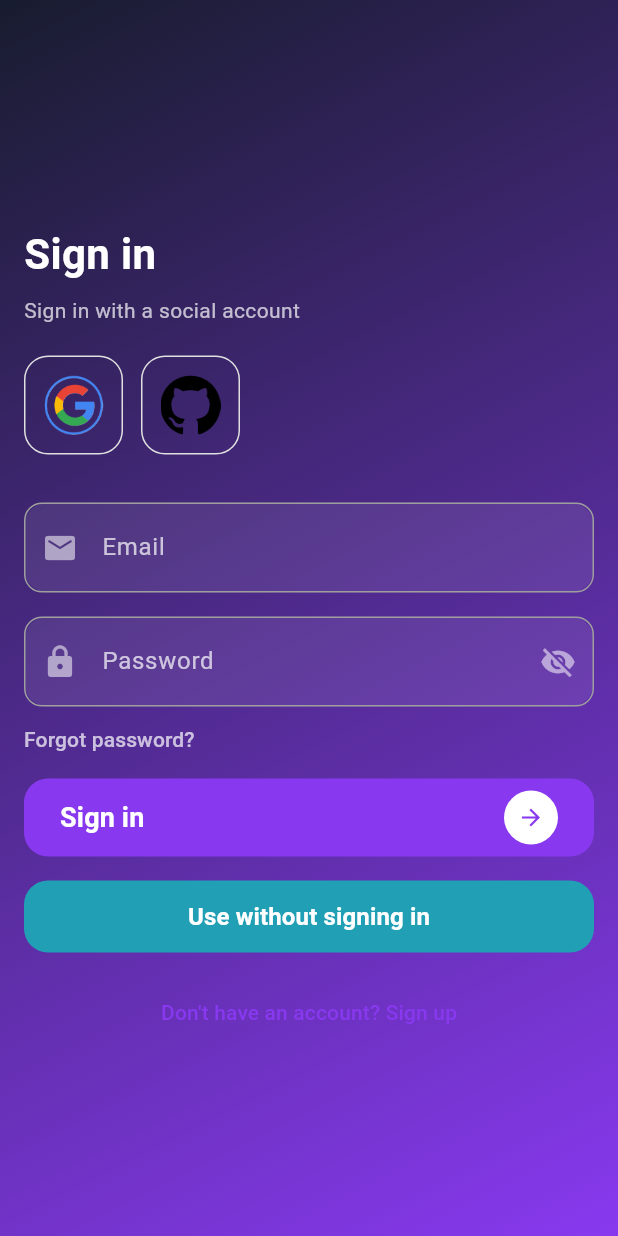
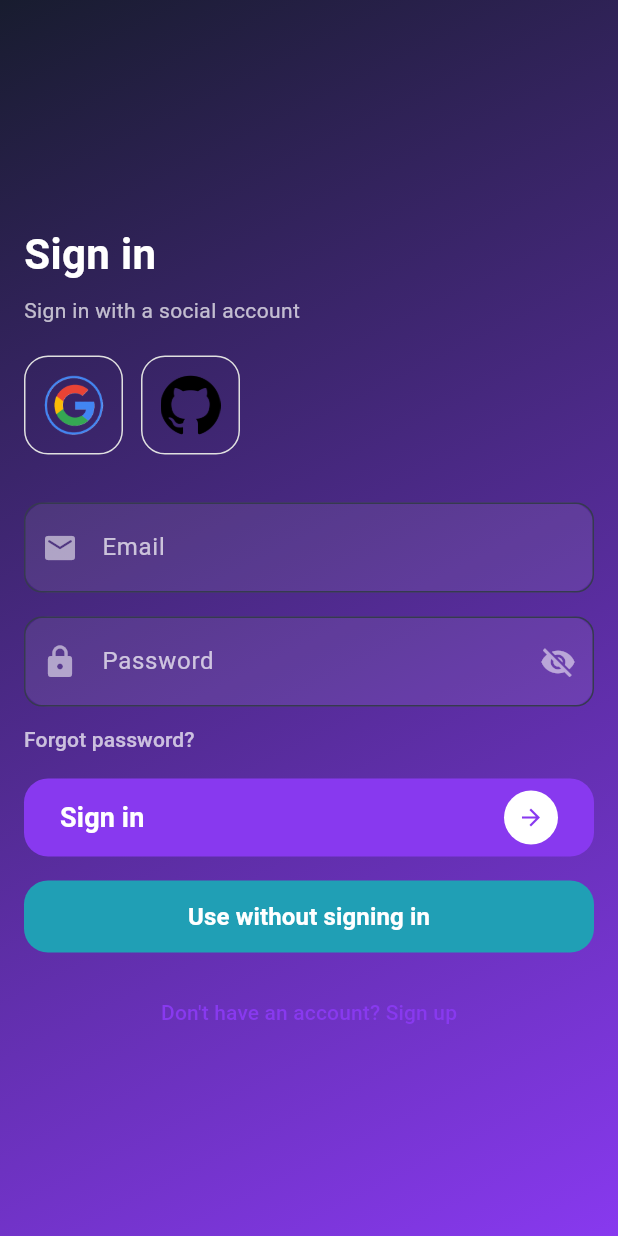
Before and after one commit to Tuz10-lay/App, a Flutter app: the screen it shows after launch, on a phone screen of 412 x 824 dp. Run offline on Flutter 3.47's test engine with Material 3 defaults, Android fonts, the light colour scheme and no system bars; our stand-ins replace flutter_html, flutter_secure_storage, logger, supabase_flutter, syncfusion_flutter_calendar; accounts and stored records are empty.

Commit message:
local change

```diff
--- a/lib/core/theme/app_colors.dart
+++ b/lib/core/theme/app_colors.dart
@@ -28,6 +28,22 @@ class AppColors {
 
   static const Color textLight = Color(0xFF6B7280);
 
+  // Dark Pallette (Macchiato)
+  static const Color mRosewater = Color(0xFFF4DBD6);
+  static const Color mFlamingo = Color(0xFFF0C6C6);
+  static const Color mPink = Color(0xFFF5BDE6);
+  static const Color mMauve = Color(0xFFC6A0F6);
+  static const Color mRed = Color(0xFFED8796);
+  static const Color mMaroon = Color(0xFFEE99A0);
+  static const Color mPeach = Color(0xFFF5A97F);
+  static const Color mYellow = Color(0xFFEED49F);
+  static const Color mGreen = Color(0xFFA6DA95);
+  static const Color mTeal = Color(0xFF8BD5CA);
+  static const Color mSky = Color(0xFF91D7E3);
+  static const Color mText = Color(0xFFCAD3F5);
+
+
+
   // Semantic Colors
   static const Color success = Color(0xFF6EE7B7);
   static const Color warning = Color(0xFFFBBF24);
--- a/lib/core/theme/app_theme.dart
+++ b/lib/core/theme/app_theme.dart
@@ -16,17 +16,14 @@ class AppTheme {
         background: AppColors.background,
       ),
 
-      // Define the default font family (we'll add one later!)
-      // fontFamily: 'YourWhimsicalFont',
-
-      // Customize TextTheme
       textTheme: const TextTheme(
-        displayLarge: TextStyle(color: AppColors.text, fontWeight: FontWeight.bold),
+        displayLarge: TextStyle(
+          color: AppColors.text,
+          fontWeight: FontWeight.bold,
+        ),
         bodyMedium: TextStyle(color: AppColors.text),
       ),
 
-
-      // Customize TextField Theme
       inputDecorationTheme: const InputDecorationTheme(
         labelStyle: TextStyle(color: AppColors.textLight),
         focusedBorder: OutlineInputBorder(
@@ -35,10 +32,52 @@ class AppTheme {
         ),
         enabledBorder: OutlineInputBorder(
           borderSide: BorderSide(color: Colors.grey),
-           borderRadius: BorderRadius.all(Radius.circular(12.0)),
+          borderRadius: BorderRadius.all(Radius.circular(12.0)),
         ),
         border: OutlineInputBorder(
-           borderRadius: BorderRadius.all(Radius.circular(12.0)),
+          borderRadius: BorderRadius.all(Radius.circular(12.0)),
+        ),
+      ),
+    );
+  }
+
+  static ThemeData get darkTheme {
+    const mBackground = Color(0xFF24273A); // A standard dark background
+    const mSurface = Color(0xFF363A4F); // A slightly lighter surface color
+
+    return ThemeData(
+      useMaterial3: true,
+      scaffoldBackgroundColor: mBackground,
+      primaryColor: mSurface,
+      colorScheme: const ColorScheme.dark(
+        primary: mSurface,
+        secondary: AppColors.mTeal, // Example secondary color
+        error: AppColors.mRed,
+        background: mBackground,
+      ),
+      textTheme: const TextTheme(
+        displayLarge: TextStyle(
+          color: AppColors.mText,
+          fontWeight: FontWeight.bold,
+        ),
+        bodyMedium: TextStyle(color: AppColors.mText),
+        titleSmall: TextStyle(color: AppColors.mText), // For section headers
+      ),
+      inputDecorationTheme: const InputDecorationTheme(
+        labelStyle: TextStyle(color: AppColors.mText),
+        focusedBorder: OutlineInputBorder(
+          borderSide: BorderSide(
+            color: AppColors.mMauve,
+            width: 2.0,
+          ), // Use a bright color for focus
+          borderRadius: BorderRadius.all(Radius.circular(12.0)),
+        ),
+        enabledBorder: OutlineInputBorder(
+          borderSide: BorderSide(color: mSurface),
+          borderRadius: BorderRadius.all(Radius.circular(12.0)),
+        ),
+        border: OutlineInputBorder(
+          borderRadius: BorderRadius.all(Radius.circular(12.0)),
         ),
       ),
     );
--- a/lib/features/home/views/all_tasks_view.dart
+++ b/lib/features/home/views/all_tasks_view.dart
@@ -1,4 +1,5 @@
 import 'package:flutter/material.dart';
+import 'package:looninary/core/theme/app_colors.dart';
 import 'package:looninary/features/home/controllers/task_controller.dart';
 import 'package:looninary/features/home/views/task_edit_dialog.dart';
 import 'package:provider/provider.dart';
@@ -62,17 +63,23 @@ class _AllTasksViewState extends State<AllTasksView> {
                 final task = controller.tasks[index];
                 return Card(
                   child: ListTile(
-                    title: Text(task.title),
+                    title: Text(
+                      task.title,
+                      style: TextStyle(fontWeight: FontWeight.bold),
+                    ),
                     subtitle:
                         (task.content != null && task.content!.isNotEmpty)
                             ? Padding(
-                              padding: const EdgeInsets.only(top: 8.0, bottom: 8.0),
+                              padding: const EdgeInsets.only(
+                                top: 8.0,
+                                bottom: 8.0,
+                              ),
                               child: Html(
                                 data: task.content,
                                 style: {
                                   "body": Style(
                                     fontSize: FontSize(14.0),
-                                    color: Colors.black,
+                                    color: Colors.white,
                                   ),
                                 },
                               ),
@@ -91,17 +98,28 @@ class _AllTasksViewState extends State<AllTasksView> {
                             // Show a confirmation dialog before deleting
                             showDialog(
                               context: context,
-                                builder: (ctx) => AlertDialog(
+                              builder:
+                                  (ctx) => AlertDialog(
                                     title: const Text('Are you sure?'),
-                                      content: Text('Do you want to delete "${task.title}"?'),
+                                    content: Text(
+                                      'Do you want to delete "${task.title}"?',
+                                    ),
                                     actions: [
-                                        TextButton(onPressed: () => Navigator.of(ctx).pop(), child: const Text('No')),
-                                        TextButton(onPressed: () {
+                                      TextButton(
+                                        onPressed:
+                                            () => Navigator.of(ctx).pop(),
+                                        child: const Text('No'),
+                                      ),
+                                      TextButton(
+                                        onPressed: () {
                                           _taskController.deleteTask(task.id);
                                           Navigator.of(ctx).pop();
-                                        }, child: const Text('Yes')),
+                                        },
+                                        child: const Text('Yes'),
+                                      ),
                                     ],
-                                    ));
+                                  ),
+                            );
                           },
                         ),
                       ],
@@ -116,6 +134,7 @@ class _AllTasksViewState extends State<AllTasksView> {
           onPressed: () => _showEditDialog(),
           child: const Icon(Icons.add),
           tooltip: 'Add Task',
+          backgroundColor: AppColors.lavender,
         ),
       ),
     );
--- a/lib/main.dart
+++ b/lib/main.dart
@@ -21,7 +21,7 @@ class MyApp extends StatelessWidget {
   Widget build(BuildContext context) {
     return MaterialApp(
       title: 'Looninary',
-      theme: AppTheme.lightTheme,
+      theme: AppTheme.darkTheme,
       home: const AuthGate(),
       debugShowCheckedModeBanner: false,
     );
```
Lines whose indentation alone changed are shown as unchanged.
